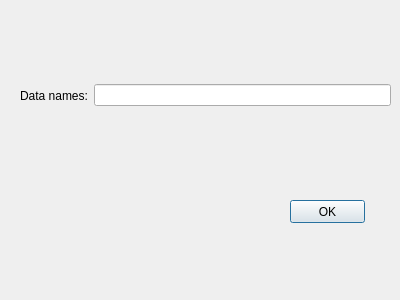
First picture: the form in RapidScan/cancelscan.ui, repository Shining3D/sdk-demo-cpp-rapid, before the edit.
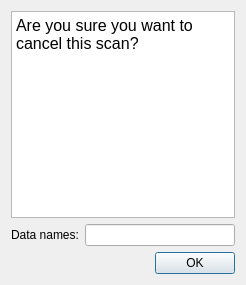
Second picture: the form after the edit.

Diff of the .ui file:
```diff
--- a/RapidScan/cancelscan.ui
+++ b/RapidScan/cancelscan.ui
@@ -6,22 +6,32 @@
    <rect>
     <x>0</x>
     <y>0</y>
-    <width>400</width>
-    <height>300</height>
+    <width>246</width>
+    <height>285</height>
    </rect>
   </property>
+  <property name="minimumSize">
+   <size>
+    <width>246</width>
+    <height>285</height>
+   </size>
+  </property>
   <property name="windowTitle">
    <string>Dialog</string>
   </property>
-  <widget class="QWidget" name="horizontalLayoutWidget">
-   <property name="geometry">
-    <rect>
-     <x>20</x>
-     <y>50</y>
-     <width>371</width>
-     <height>91</height>
-    </rect>
-   </property>
+  <layout class="QGridLayout" name="gridLayout">
+   <item row="0" column="0" colspan="2">
+    <widget class="QTextBrowser" name="textBrowser">
+     <property name="html">
+      <string>&lt;!DOCTYPE HTML PUBLIC &quot;-//W3C//DTD HTML 4.0//EN&quot; &quot;http://www.w3.org/TR/REC-html40/strict.dtd&quot;&gt;
+&lt;html&gt;&lt;head&gt;&lt;meta name=&quot;qrichtext&quot; content=&quot;1&quot; /&gt;&lt;style type=&quot;text/css&quot;&gt;
+p, li { white-space: pre-wrap; }
+&lt;/style&gt;&lt;/head&gt;&lt;body style=&quot; font-family:'SimSun'; font-size:9pt; font-weight:400; font-style:normal;&quot;&gt;
+&lt;p style=&quot; margin-top:0px; margin-bottom:0px; margin-left:0px; margin-right:0px; -qt-block-indent:0; text-indent:0px;&quot;&gt;&lt;span style=&quot; font-size:12pt;&quot;&gt;Are you sure you want to cancel this scan?&lt;/span&gt;&lt;/p&gt;&lt;/body&gt;&lt;/html&gt;</string>
+     </property>
+    </widget>
+   </item>
+   <item row="1" column="0" colspan="2">
    <layout class="QHBoxLayout" name="horizontalLayout">
     <item>
      <widget class="QLabel" name="label">
@@ -34,20 +44,28 @@
      <widget class="QLineEdit" name="lineEdit_dataNames"/>
     </item>
    </layout>
-  </widget>
+   </item>
+   <item row="2" column="0">
+    <spacer name="horizontalSpacer">
+     <property name="orientation">
+      <enum>Qt::Horizontal</enum>
+     </property>
+     <property name="sizeHint" stdset="0">
+      <size>
+       <width>144</width>
+       <height>17</height>
+      </size>
+     </property>
+    </spacer>
+   </item>
+   <item row="2" column="1">
   <widget class="QPushButton" name="pushButton_cancelScan">
-   <property name="geometry">
-    <rect>
-     <x>290</x>
-     <y>200</y>
-     <width>75</width>
-     <height>23</height>
-    </rect>
-   </property>
    <property name="text">
     <string>OK</string>
    </property>
   </widget>
+   </item>
+  </layout>
  </widget>
  <resources/>
  <connections/>
```
Lines whose indentation alone changed are shown as unchanged.
